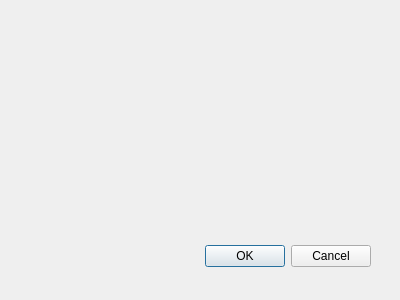
Old version of the form src/editor/dialogs/actions/movetowardsdialog.ui in the repository 0xFEEDC0DE64/QtGameMaker.
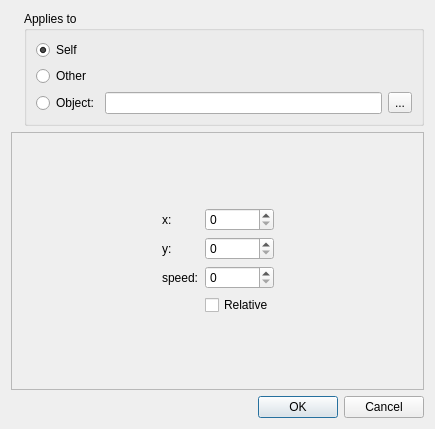
New version of the form. Icons and pictures are not drawn.

What changed in the file:
```diff
--- a/src/editor/dialogs/actions/movetowardsdialog.ui
+++ b/src/editor/dialogs/actions/movetowardsdialog.ui
@@ -6,29 +6,200 @@
    <rect>
     <x>0</x>
     <y>0</y>
-    <width>400</width>
-    <height>300</height>
+    <width>435</width>
+    <height>429</height>
    </rect>
   </property>
   <property name="windowTitle">
    <string>Dialog</string>
   </property>
-  <widget class="QDialogButtonBox" name="buttonBox">
-   <property name="geometry">
-    <rect>
-     <x>30</x>
-     <y>240</y>
-     <width>341</width>
-     <height>32</height>
-    </rect>
-   </property>
-   <property name="orientation">
-    <enum>Qt::Horizontal</enum>
-   </property>
-   <property name="standardButtons">
-    <set>QDialogButtonBox::Cancel|QDialogButtonBox::Ok</set>
-   </property>
-  </widget>
+  <layout class="QVBoxLayout" name="verticalLayout_2" stretch="0,1,0">
+   <item>
+    <layout class="QHBoxLayout" name="horizontalLayout" stretch="0,1">
+     <item>
+      <widget class="QLabel" name="label">
+       <property name="text">
+        <string/>
+       </property>
+       <property name="pixmap">
+        <pixmap resource="../../resources_editor.qrc">:/qtgameengine/icons/action-move-towards.png</pixmap>
+       </property>
+      </widget>
+     </item>
+     <item>
+      <widget class="QGroupBox" name="groupBox">
+       <property name="title">
+        <string>Applies to</string>
+       </property>
+       <layout class="QVBoxLayout" name="verticalLayout">
+        <item>
+         <widget class="QRadioButton" name="radioButtonSelf">
+          <property name="text">
+           <string>Self</string>
+          </property>
+          <property name="checked">
+           <bool>true</bool>
+          </property>
+         </widget>
+        </item>
+        <item>
+         <widget class="QRadioButton" name="radioButtonOther">
+          <property name="text">
+           <string>Other</string>
+          </property>
+         </widget>
+        </item>
+        <item>
+         <layout class="QHBoxLayout" name="horizontalLayout_2">
+          <item>
+           <widget class="QRadioButton" name="radioButtonObject">
+            <property name="text">
+             <string>Object:</string>
+            </property>
+           </widget>
+          </item>
+          <item>
+           <widget class="QLineEdit" name="lineEdit"/>
+          </item>
+          <item>
+           <widget class="QToolButton" name="toolButton">
+            <property name="text">
+             <string>...</string>
+            </property>
+           </widget>
+          </item>
+         </layout>
+        </item>
+       </layout>
+      </widget>
+     </item>
+    </layout>
+   </item>
+   <item>
+    <widget class="QFrame" name="frame">
+     <property name="frameShape">
+      <enum>QFrame::StyledPanel</enum>
+     </property>
+     <property name="frameShadow">
+      <enum>QFrame::Raised</enum>
+     </property>
+     <layout class="QGridLayout" name="gridLayout_2">
+      <item row="1" column="2">
+       <spacer name="horizontalSpacer_2">
+        <property name="orientation">
+         <enum>Qt::Horizontal</enum>
+        </property>
+        <property name="sizeHint" stdset="0">
+         <size>
+          <width>40</width>
+          <height>20</height>
+         </size>
+        </property>
+       </spacer>
+      </item>
+      <item row="0" column="1">
+       <spacer name="verticalSpacer">
+        <property name="orientation">
+         <enum>Qt::Vertical</enum>
+        </property>
+        <property name="sizeHint" stdset="0">
+         <size>
+          <width>20</width>
+          <height>40</height>
+         </size>
+        </property>
+       </spacer>
+      </item>
+      <item row="2" column="1">
+       <spacer name="verticalSpacer_2">
+        <property name="orientation">
+         <enum>Qt::Vertical</enum>
+        </property>
+        <property name="sizeHint" stdset="0">
+         <size>
+          <width>20</width>
+          <height>40</height>
+         </size>
+        </property>
+       </spacer>
+      </item>
+      <item row="1" column="0">
+       <spacer name="horizontalSpacer">
+        <property name="orientation">
+         <enum>Qt::Horizontal</enum>
+        </property>
+        <property name="sizeHint" stdset="0">
+         <size>
+          <width>40</width>
+          <height>20</height>
+         </size>
+        </property>
+       </spacer>
+      </item>
+      <item row="1" column="1">
+       <layout class="QFormLayout" name="formLayout">
+        <item row="0" column="0">
+         <widget class="QLabel" name="labelX">
+          <property name="text">
+           <string>x:</string>
+          </property>
+          <property name="buddy">
+           <cstring>spinBoxX</cstring>
+          </property>
+         </widget>
+        </item>
+        <item row="0" column="1">
+         <widget class="QSpinBox" name="spinBoxX"/>
+        </item>
+        <item row="1" column="0">
+         <widget class="QLabel" name="labelY">
+          <property name="text">
+           <string>y:</string>
+          </property>
+          <property name="buddy">
+           <cstring>spinBoxY</cstring>
+          </property>
+         </widget>
+        </item>
+        <item row="1" column="1">
+         <widget class="QSpinBox" name="spinBoxY"/>
+        </item>
+        <item row="3" column="1">
+         <widget class="QCheckBox" name="checkBoxRelative">
+          <property name="text">
+           <string>Relative</string>
+          </property>
+         </widget>
+        </item>
+        <item row="2" column="1">
+         <widget class="QSpinBox" name="spinBoxSpeed"/>
+        </item>
+        <item row="2" column="0">
+         <widget class="QLabel" name="labelSpeed">
+          <property name="text">
+           <string>speed:</string>
+          </property>
+          <property name="buddy">
+           <cstring>spinBoxSpeed</cstring>
+          </property>
+         </widget>
+        </item>
+       </layout>
+      </item>
+     </layout>
+    </widget>
+   </item>
+   <item>
+    <widget class="QDialogButtonBox" name="buttonBox">
+     <property name="orientation">
+      <enum>Qt::Horizontal</enum>
+     </property>
+     <property name="standardButtons">
+      <set>QDialogButtonBox::Cancel|QDialogButtonBox::Ok</set>
+     </property>
+    </widget>
+   </item>
+  </layout>
  </widget>
  <resources/>
  <connections>
```
Left out of the diff: 14 changed lines with no effect on the pictures.
